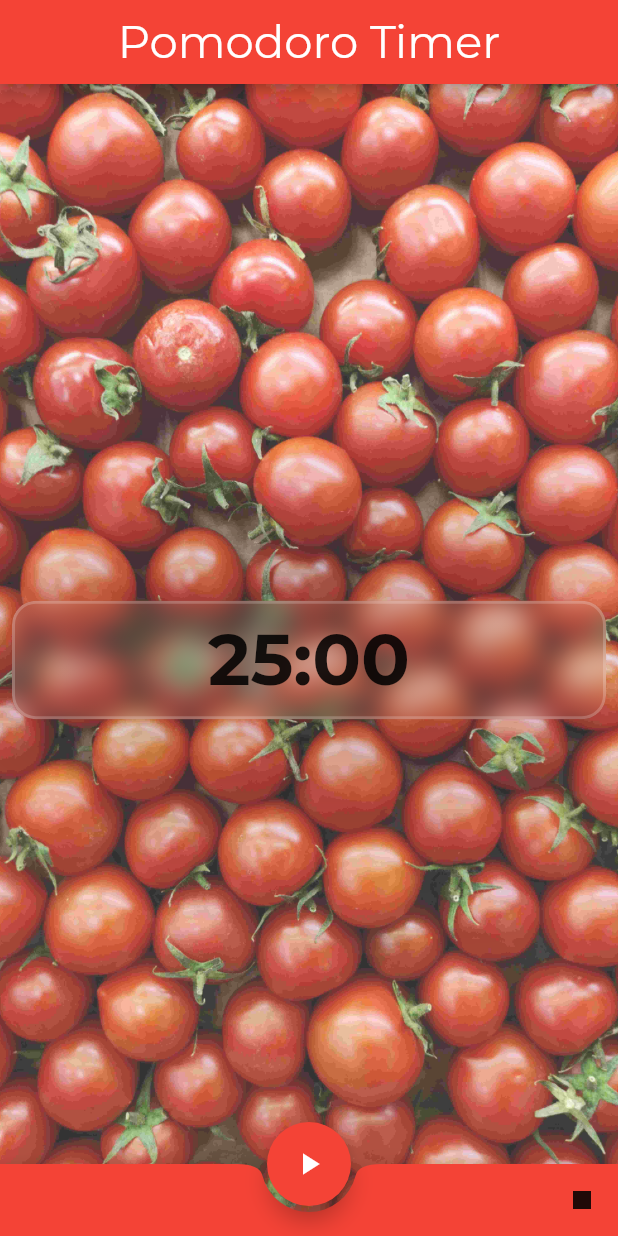
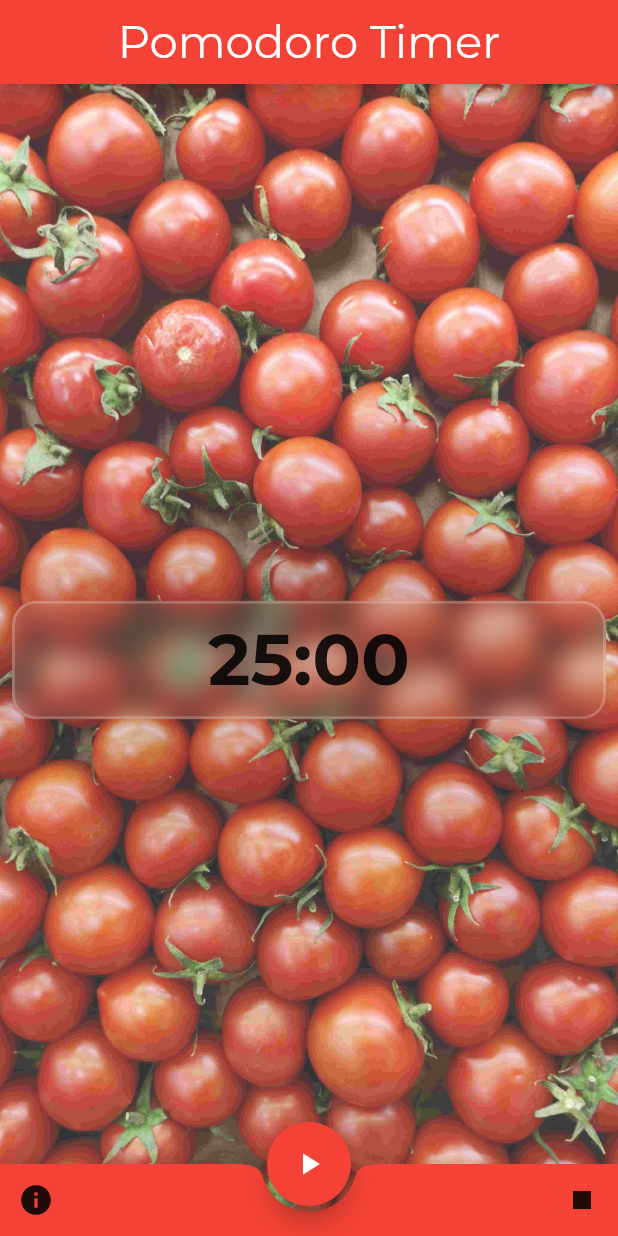
Before and after one commit to Keyband/pomodoro_flutter, a Flutter app: the screen it shows after launch, on a phone screen of 412 x 824 dp. Run offline on Flutter 3.47's test engine with Material 2 defaults, Android fonts, the phone set to English and light mode, and no system bars; our stand-ins replace auto_size_text, just_audio; project files that could hold a hidden picture were left out.

Commit message:
Working on adding credits. Added url_launcher depedency

```diff
--- a/lib/main.dart
+++ b/lib/main.dart
@@ -113,7 +113,21 @@ class _MyHomePageState extends State<MyHomePage> {
           shape: CircularNotchedRectangle(),
           color: Colors.red,
           child: Row(
+            mainAxisSize: MainAxisSize.max,
+            mainAxisAlignment: MainAxisAlignment.spaceBetween,
             children: <Widget>[
+              IconButton(
+                icon: Icon(Icons.info),
+                onPressed: () => showAboutDialog(
+                    context: context,
+                    applicationVersion: "1.0",
+                    applicationName: "Pomodoro Timer",
+                    // applicationLegalese:
+                    // "Made by Guilherme R. Ribeiro.",
+                    children: <Widget>[
+                      Text("Made by Guilherme R. Ribeiro. Credits:")
+                    ]),
+              ),
               IconButton(
                 icon: Icon(Icons.stop),
                 onPressed: () {
@@ -122,7 +136,6 @@ class _MyHomePageState extends State<MyHomePage> {
                 },
               )
             ],
-            mainAxisAlignment: MainAxisAlignment.end,
           ),
         ),
         floatingActionButton: FloatingActionButton(
--- a/pubspec.yaml
+++ b/pubspec.yaml
@@ -31,6 +31,7 @@ dependencies:
   auto_size_text: ^2.1.0
   # flutter_ringtone_player: ^2.0.0
   # audioplayers: ^0.17.0
+  url_launcher: ^5.7.10
   just_audio: ^0.6.3
 
 dev_dependencies:
```
Also changed, not shown: pubspec.lock.
